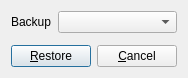
First picture: the form in Beeftext/Backup/BackupRestoreDialog.ui, repository xmichelo/Beeftext, before the edit.
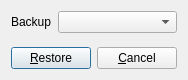
Second picture: the form after the edit.

Patch:
```diff
--- a/Beeftext/Backup/BackupRestoreDialog.ui
+++ b/Beeftext/Backup/BackupRestoreDialog.ui
@@ -7,7 +7,7 @@
     <x>0</x>
     <y>0</y>
     <width>182</width>
-    <height>78</height>
+    <height>80</height>
    </rect>
   </property>
   <property name="windowTitle">
```
Left out of the diff: 38 changed lines with no effect on the pictures.
